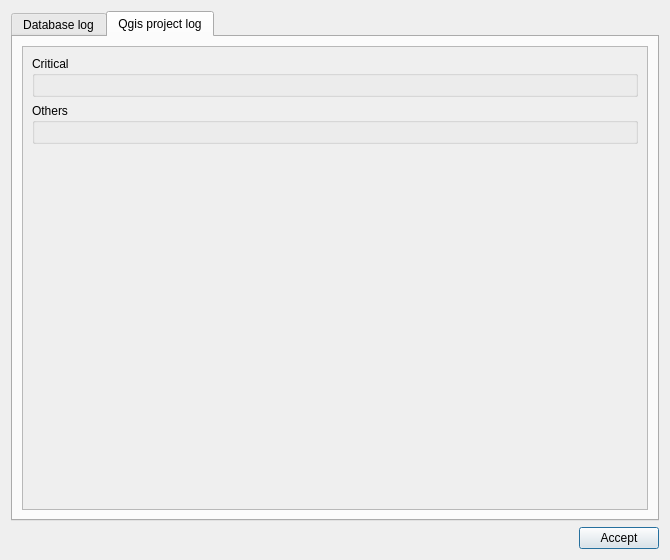
First picture: the form in core/ui/toolbars/utilities/project_check.ui, repository Giswater/giswater_qgis_plugin, before the edit.
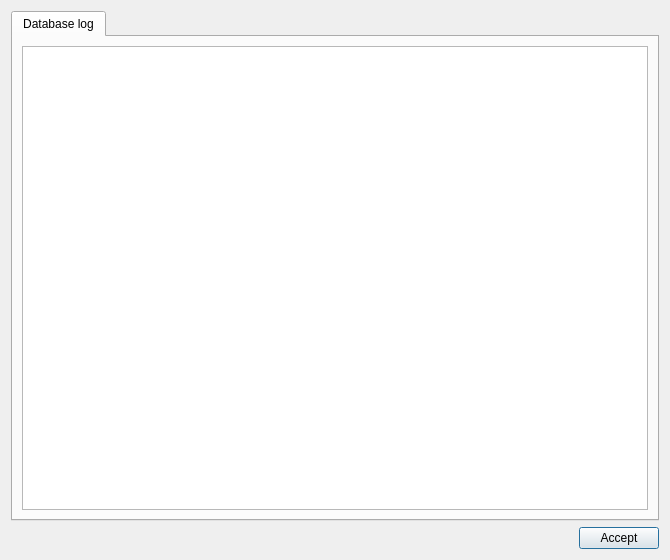
Second picture: the form after the edit. The open tabs and pages were chosen to show the change.

Commit message: Minor enhance: clear "tab_qgis_projlog" from project_check ui and code

Diff of the .ui file:
```diff
--- a/core/ui/toolbars/utilities/project_check.ui
+++ b/core/ui/toolbars/utilities/project_check.ui
@@ -14,86 +14,6 @@
    <string>Check project</string>
   </property>
   <layout class="QGridLayout" name="gridLayout">
-   <item row="0" column="1">
-    <widget class="QTabWidget" name="mainTab">
-     <property name="currentIndex">
-      <number>0</number>
-     </property>
-     <widget class="QWidget" name="tab_databaselog">
-      <attribute name="title">
-       <string>Database log</string>
-      </attribute>
-      <layout class="QGridLayout" name="gridLayout_2">
-       <item row="0" column="0">
-        <widget class="QTextEdit" name="txt_infolog"/>
-       </item>
-      </layout>
-     </widget>
-     <widget class="QWidget" name="tab_qgis_projlog">
-      <attribute name="title">
-       <string>Qgis project log</string>
-      </attribute>
-      <layout class="QGridLayout" name="gridLayout_4">
-       <item row="0" column="2">
-        <widget class="QScrollArea" name="scrollArea">
-         <property name="widgetResizable">
-          <bool>true</bool>
-         </property>
-         <widget class="QWidget" name="scrollAreaWidgetContents">
-          <property name="geometry">
-           <rect>
-            <x>0</x>
-            <y>0</y>
-            <width>626</width>
-            <height>465</height>
-           </rect>
-          </property>
-          <layout class="QGridLayout" name="gridLayout_3">
-           <item row="0" column="0">
-            <widget class="QGroupBox" name="grb_critical">
-             <property name="title">
-              <string>Critical</string>
-             </property>
-             <layout class="QVBoxLayout" name="verticalLayout">
-              <item>
-               <layout class="QGridLayout" name="lyt_critical"/>
-              </item>
-             </layout>
-            </widget>
-           </item>
-           <item row="1" column="0">
-            <widget class="QGroupBox" name="grb_other">
-             <property name="title">
-              <string>Others</string>
-             </property>
-             <layout class="QVBoxLayout" name="verticalLayout_2">
-              <item>
-               <layout class="QGridLayout" name="lyt_others"/>
-              </item>
-             </layout>
-            </widget>
-           </item>
-           <item row="2" column="0">
-            <spacer name="verticalSpacer">
-             <property name="orientation">
-              <enum>Qt::Vertical</enum>
-             </property>
-             <property name="sizeHint" stdset="0">
-              <size>
-               <width>20</width>
-               <height>40</height>
-              </size>
-             </property>
-            </spacer>
-           </item>
-          </layout>
-         </widget>
-        </widget>
-       </item>
-      </layout>
-     </widget>
-    </widget>
-   </item>
    <item row="1" column="1">
     <layout class="QHBoxLayout" name="horizontalLayout">
      <item>
@@ -118,6 +38,23 @@
      </item>
     </layout>
    </item>
+   <item row="0" column="1">
+    <widget class="QTabWidget" name="mainTab">
+     <property name="currentIndex">
+      <number>0</number>
+     </property>
+     <widget class="QWidget" name="tab_databaselog">
+      <attribute name="title">
+       <string>Database log</string>
+      </attribute>
+      <layout class="QGridLayout" name="gridLayout_2">
+       <item row="0" column="0">
+        <widget class="QTextEdit" name="txt_infolog"/>
+       </item>
+      </layout>
+     </widget>
+    </widget>
+   </item>
   </layout>
  </widget>
  <resources/>
```
The commit also changes 1 other file.
